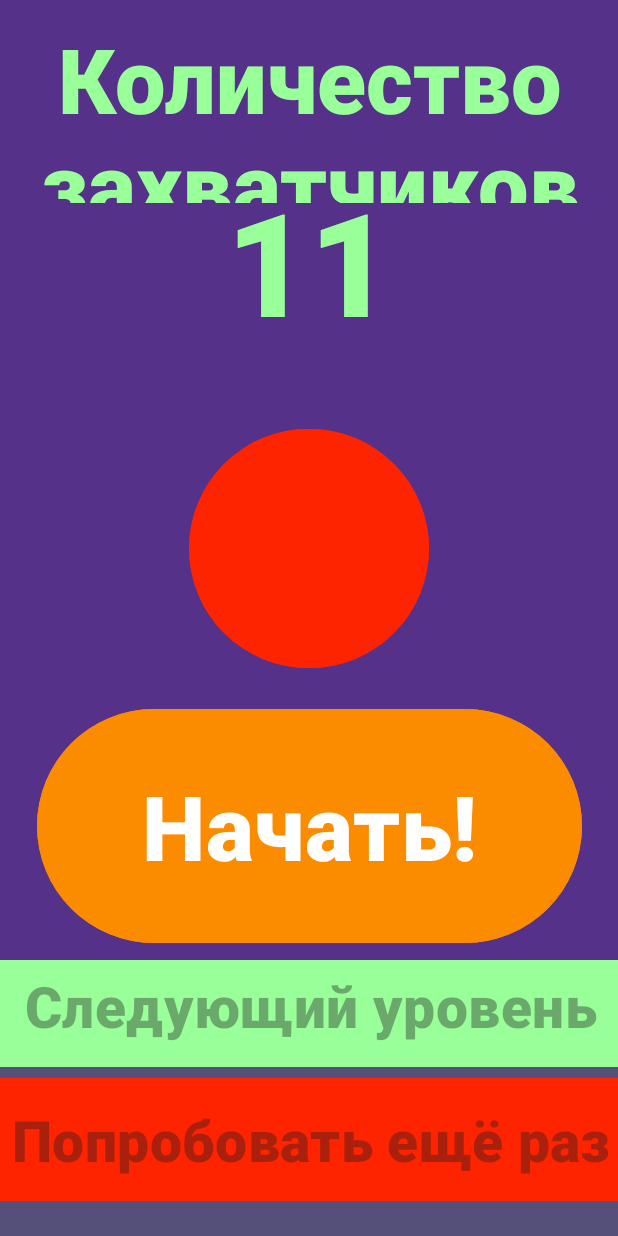
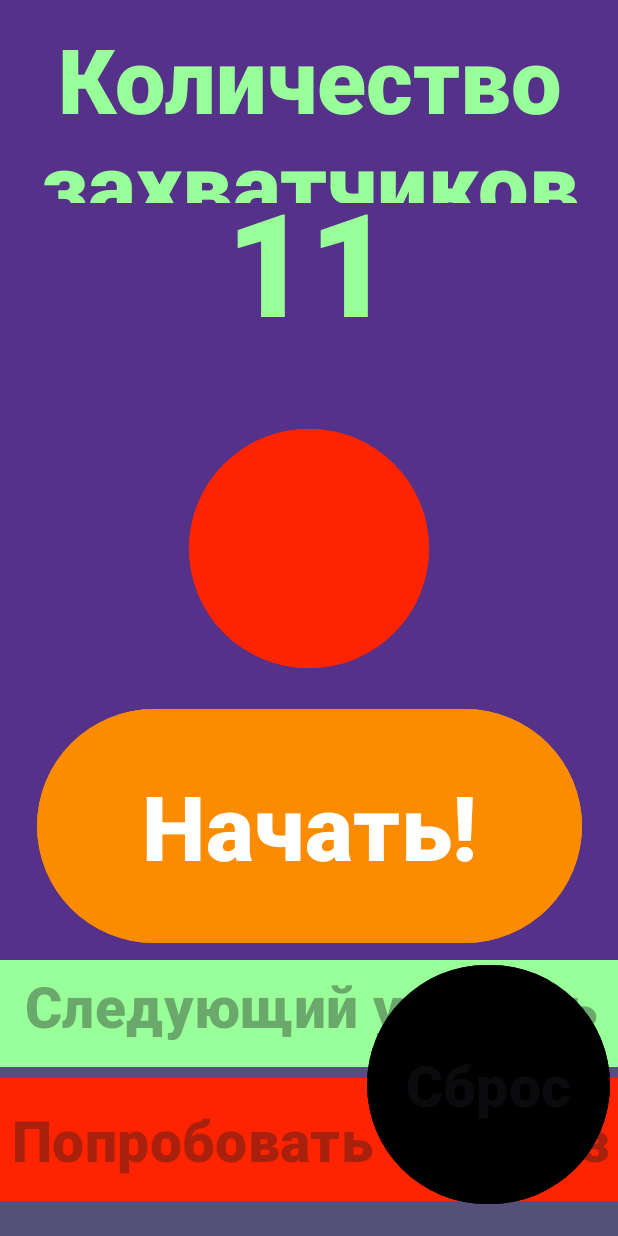
Before and after one commit to AntipkinD/fragments, an Android app: the screen it shows after launch (MainActivity), on a phone screen of 412 x 824 dp. Run offline under Robolectric (Android 15) with nearby library versions, the phone set to English and light mode, and no system bars.

Commit message:
Добавлено сохранение прогресса игрока и возможность сброса прогресса по нажатию на кнопкут reset_button в fragment_menu.xml.

```diff
--- a/app/src/main/java/com/example/fragments/MainActivity.java
+++ b/app/src/main/java/com/example/fragments/MainActivity.java
@@ -3,16 +3,13 @@ package com.example.fragments;
 import androidx.appcompat.app.AppCompatActivity;
 
 import android.app.Fragment;
-import android.app.FragmentTransaction;
-import android.content.Intent;
+import android.content.SharedPreferences;
 import android.os.Bundle;
 import android.os.CountDownTimer;
 import android.view.View;
 import android.widget.Button;
 import android.widget.TextView;
 import android.widget.Toast;
-
-import com.example.fragments.MenuFragment;
 import java.util.Random;
 
 public class MainActivity extends AppCompatActivity {
@@ -21,10 +18,7 @@ public class MainActivity extends AppCompatActivity {
     public Random badrnd = new Random();
     public Integer enemiescounter;
     public Integer enemiesnumber = 25;
-    public TextView counter;
-    public Intent intent;
     public Integer strikenumber = 3;
-    public TextView timerView;
     public Integer mlseconds = 10000;
     public String winordefeat = "Поражение";
     public boolean start = false;
@@ -34,11 +28,19 @@ public class MainActivity extends AppCompatActivity {
     CountDownTimer timer;
     public Fragment gamefragment;
     public Fragment menufragment;
-    public Button redbtn, startbtn, restartbtn, nextlvlbtn, upgrade1btn, upgrade2btn;
+    public Button redbtn, startbtn, restartbtn, nextlvlbtn, upgrade1btn, upgrade2btn, resetbtn;
+    protected SharedPreferences all_progress;
+    protected SharedPreferences.Editor editor;
     @Override
     protected void onCreate(Bundle savedInstanceState) {
         super.onCreate(savedInstanceState);
         setContentView(R.layout.activity_main);
+
+        all_progress = getSharedPreferences("ALL_INFO", MODE_PRIVATE);
+        money = all_progress.getInt("MONEY", 0);
+        mlseconds = all_progress.getInt("TIME", 10000);
+        strikenumber = all_progress.getInt("STRIKE", 3);
+        enemiesnumber = all_progress.getInt("ENEMIES", 25);
 
         setEnemies();
         menufragment = getFragmentManager().findFragmentById(R.id.fragment_menu);
@@ -50,15 +52,19 @@ public class MainActivity extends AppCompatActivity {
         restartbtn = menufragment.getView().findViewById(R.id.restart_button);
         restartbtn.setOnClickListener(this::onClickRestart);
         nextlvlbtn = menufragment.getView().findViewById(R.id.next_button);
-        nextlvlbtn.setOnClickListener(this::onNextLevel);
+        nextlvlbtn.setOnClickListener(this::onClickNextLevel);
         upgrade1btn = menufragment.getView().findViewById(R.id.upgrade_button1);
         upgrade1btn.setOnClickListener(this::onUpgrade1);
         upgrade2btn = menufragment.getView().findViewById(R.id.upgrade_button2);
         upgrade2btn.setOnClickListener(this::onUpgrade2);
+        resetbtn = menufragment.getView().findViewById(R.id.reset_button);
+        resetbtn.setOnClickListener(this::ResetProgress);
         nextlvlbtn.setEnabled(false);
         restartbtn.setEnabled(false);
         upgrade1btn.setEnabled(false);
         upgrade2btn.setEnabled(false);
+        resetbtn.setEnabled(false);
+        ((TextView) menufragment.getView().findViewById(R.id.moneycounter)).setText(this.money.toString());
         timer = new CountDownTimer(this.mlseconds, 1000) {
             @Override
             public void onTick(long miliseconds) {
@@ -98,6 +104,7 @@ public class MainActivity extends AppCompatActivity {
                         restartbtn.setEnabled(true);
                         upgrade1btn.setEnabled(true);
                         upgrade2btn.setEnabled(true);
+                        resetbtn.setEnabled(true);
                     }
                 }
             }
@@ -125,6 +132,7 @@ public class MainActivity extends AppCompatActivity {
                         restartbtn.setEnabled(false);
                         upgrade1btn.setEnabled(true);
                         upgrade2btn.setEnabled(true);
+                        resetbtn.setEnabled(true);
                     }
                 }
             }
@@ -134,13 +142,10 @@ public class MainActivity extends AppCompatActivity {
         this.timer.start();
         startbtn.setEnabled(false);
         redbtn.setEnabled(true);
+        resetbtn.setEnabled(false);
         this.start = true;
     }
     public void onClickRestart(View view){
-        this.strikenumber = this.strikenumber;
-        this.mlseconds = this.mlseconds;
-        this.money = this.money;
-        this.enemiesnumber = this.enemiesnumber;
         badrnd = new Random(this.strikenumber);
         setEnemies();
         startbtn.setEnabled(true);
@@ -151,7 +156,7 @@ public class MainActivity extends AppCompatActivity {
         winstate = false;
         finish = false;
         start = false;
-        ((TextView) gamefragment.getView().findViewById(R.id.winstatetimer)).setText("Количество врагов");
+        ((TextView) gamefragment.getView().findViewById(R.id.winstatetimer)).setText(this.getString(R.string.timertxt));
         timer = new CountDownTimer(this.mlseconds, 1000) {
             @Override
             public void onTick(long miliseconds) {
@@ -164,11 +169,9 @@ public class MainActivity extends AppCompatActivity {
                 toKill();
             }
         };
+        //SaveState();
     }
-    public void onNextLevel(View view){
-        this.strikenumber = this.strikenumber;
-        this.mlseconds = this.mlseconds;
-        this.money = this.money;
+    public void onClickNextLevel(View view){
         this.enemiesnumber += this.strikenumber*7;
         badrnd = new Random(this.strikenumber);
         setEnemies();
@@ -180,7 +183,7 @@ public class MainActivity extends AppCompatActivity {
         winstate = false;
         finish = false;
         start = false;
-        ((TextView) gamefragment.getView().findViewById(R.id.winstatetimer)).setText("Количество врагов");
+        ((TextView) gamefragment.getView().findViewById(R.id.winstatetimer)).setText(this.getString(R.string.timertxt));
         timer = new CountDownTimer(this.mlseconds, 1000) {
             @Override
             public void onTick(long miliseconds) {
@@ -193,6 +196,7 @@ public class MainActivity extends AppCompatActivity {
                 toKill();
             }
         };
+        //SaveState();
     }
     public void onUpgrade1(View view){
         if (this.money >= 400) {
@@ -200,7 +204,7 @@ public class MainActivity extends AppCompatActivity {
             this.strikenumber += 1;
             ((TextView) menufragment.getView().findViewById(R.id.moneycounter)).setText(this.money.toString());
         }
-        else Toast.makeText(this, "Вам не хватает денег", Toast.LENGTH_SHORT).show();
+        else Toast.makeText(this, this.getString(R.string.toofew), Toast.LENGTH_SHORT).show();
     }
     public void onUpgrade2(View view){
         if (this.money >= 1000) {
@@ -208,6 +212,34 @@ public class MainActivity extends AppCompatActivity {
             this.mlseconds += 5000;
             ((TextView) menufragment.getView().findViewById(R.id.moneycounter)).setText(this.money.toString());
         }
-        else Toast.makeText(this, "Вам не хватает денег", Toast.LENGTH_SHORT).show();
+        else Toast.makeText(this, this.getString(R.string.toofew), Toast.LENGTH_SHORT).show();
+    }
+    @Override
+    protected void onPause(){
+        super.onPause();
+        SaveState();
+    }
+    void SaveState(){
+        editor = all_progress.edit();
+        Toast.makeText(this, "СТОП", Toast.LENGTH_SHORT);
+        editor.putInt("MONEY", money);
+        editor.putInt("TIME", mlseconds);
+        editor.putInt("STRIKE", strikenumber);
+        editor.putInt("ENEMIES", enemiesnumber);
+        editor.apply();
+    }
+    public void ResetProgress(View view){
+        editor = all_progress.edit();
+        editor.clear();
+        editor.apply();
+        money = all_progress.getInt("MONEY", 0);
+        mlseconds = all_progress.getInt("TIME", 10000);
+        strikenumber = all_progress.getInt("STRIKE", 3);
+        enemiesnumber = all_progress.getInt("ENEMIES", 25);
+        ((TextView) menufragment.getView().findViewById(R.id.moneycounter)).setText(this.money.toString());
+        ((TextView) gamefragment.getView().findViewById(R.id.winstatetimer)).setText(this.getString(R.string.timertxt));
+        onClickRestart(view);
+        setEnemies();
+
     }
 }
--- a/app/src/main/res/layout/fragment_menu.xml
+++ b/app/src/main/res/layout/fragment_menu.xml
@@ -96,6 +96,24 @@
         app:layout_constraintVertical_bias="0.437"></Button>
 
     <Button
+        android:id="@+id/reset_button"
+        android:layout_width="162dp"
+        android:layout_height="167dp"
+        android:backgroundTint="@color/black"
+        android:fontFamily="sans-serif-black"
+        android:text="@string/reset"
+        android:textAlignment="center"
+        android:textAllCaps="false"
+        android:textSize="38sp"
+        android:textStyle="bold"
+        app:layout_constraintBottom_toBottomOf="parent"
+        app:layout_constraintEnd_toEndOf="parent"
+        app:layout_constraintHorizontal_bias="0.978"
+        app:layout_constraintStart_toStartOf="parent"
+        app:layout_constraintTop_toTopOf="parent"
+        app:layout_constraintVertical_bias="0.963"></Button>
+
+    <Button
         android:id="@+id/upgrade_button2"
         android:layout_width="520dp"
         android:layout_height="96dp"
--- a/app/src/main/res/values/strings.xml
+++ b/app/src/main/res/values/strings.xml
@@ -11,4 +11,6 @@
     <string name="next">Следующий уровень</string>
     <string name="up1">Улучшить оружие (400)</string>
     <string name="up2">Улучшить корабль (1000)</string>
+    <string name="reset">Сброс</string>
+    <string name="toofew">Вам не хватает денег</string>
 </resources>
```
